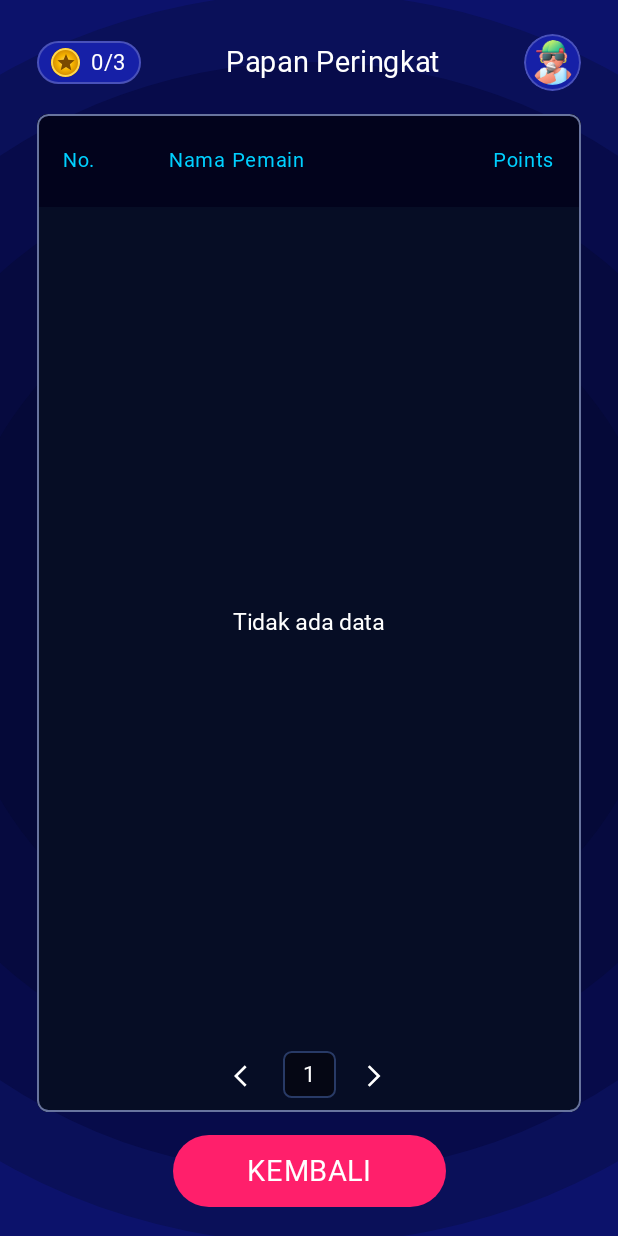
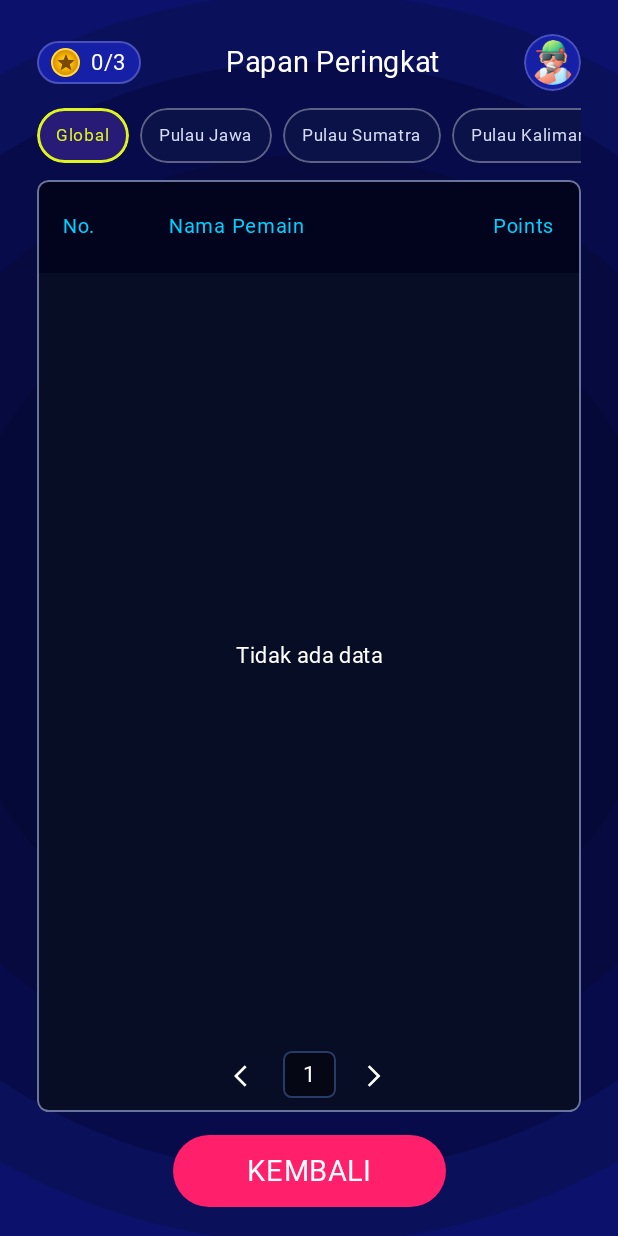
Before and after one commit to Zaidanalvi/LENTERA, an Android app built with Jetpack Compose: the LeaderboardScreen screen opened through its navigation route, on a phone screen of 412 x 824 dp. Run offline under Robolectric (Android 15) with nearby library versions, the phone set to English and light mode, and no system bars; our stand-ins replace Firebase (no records; nobody signed in at launch, a user with empty details on screens opened directly); Roboto replaces fonts that are not available here; 1 statement that could not run was skipped.

Commit message:
feat(leaderboard): tambah filter peringkat berdasarkan provinsi dan pulau asal pemain

```diff
--- a/app/src/main/java/com/kelompok8/lentera/core/model/Models.kt
+++ b/app/src/main/java/com/kelompok8/lentera/core/model/Models.kt
@@ -85,7 +85,8 @@ data class LeaderboardEntry(
     val rank: Int,
     val name: String,
     val totalScore: Int,
-    val avatarId: Int = 0
+    val avatarId: Int = 0,
+    val location: String = ""
 ) {
     val points: Int get() = totalScore
     val avatarRes: Int get() = when (Math.abs(avatarId) % 4) {
@@ -96,6 +97,41 @@ data class LeaderboardEntry(
     }
     val flagRes: Int get() = com.kelompok8.lentera.R.drawable.avatar1png
     val badgeRes: Int get() = com.kelompok8.lentera.R.drawable.coin
+}
+
+enum class OriginRegion(val displayName: String) {
+    JAWA("Pulau Jawa"),
+    SUMATRA("Pulau Sumatra"),
+    KALIMANTAN("Pulau Kalimantan"),
+    LAINNYA("Pulau Lainnya")
+}
+
+sealed interface LeaderboardFilter {
+    data object Global : LeaderboardFilter
+    data class MyProvince(val province: String) : LeaderboardFilter
+    data class ByRegion(val region: OriginRegion) : LeaderboardFilter
+}
+
+private val jawaProvinces = setOf(
+    "dki jakarta", "jawa barat", "banten", "jawa tengah", "di yogyakarta", "jawa timur"
+)
+private val sumatraProvinces = setOf(
+    "aceh", "sumatera utara", "sumatera barat", "riau", "kepulauan riau",
+    "jambi", "sumatera selatan", "kepulauan bangka belitung", "bengkulu", "lampung"
+)
+private val kalimantanProvinces = setOf(
+    "kalimantan barat", "kalimantan tengah", "kalimantan selatan", "kalimantan timur", "kalimantan utara"
+)
+
+fun originRegionOf(province: String): OriginRegion? {
+    val key = province.trim().lowercase()
+    if (key.isEmpty()) return null
+    return when (key) {
+        in jawaProvinces -> OriginRegion.JAWA
+        in sumatraProvinces -> OriginRegion.SUMATRA
+        in kalimantanProvinces -> OriginRegion.KALIMANTAN
+        else -> OriginRegion.LAINNYA
+    }
 }
 
 enum class GlossaryCategory(val displayName: String) {
--- a/app/src/main/java/com/kelompok8/lentera/core/navigation/LenteraNavHost.kt
+++ b/app/src/main/java/com/kelompok8/lentera/core/navigation/LenteraNavHost.kt
@@ -253,6 +253,9 @@ private fun LenteraNavHost(
                 currentPage = leaderBoardUiState.currentPage,
                 canGoPrev = leaderBoardUiState.canGoPrev,
                 canGoNext = leaderBoardUiState.canGoNext,
+                selectedFilter = leaderBoardUiState.selectedFilter,
+                userProvince = leaderBoardUiState.userProvince,
+                onSelectFilter = { leaderBoardViewModel.selectFilter(it) },
                 onPrevPage = { leaderBoardViewModel.prevPage() },
                 onNextPage = { leaderBoardViewModel.nextPage() },
                 onBack = { navController.popBackStack() }
--- a/app/src/main/java/com/kelompok8/lentera/leaderboard/FirebaseLeaderboardRepository.kt
+++ b/app/src/main/java/com/kelompok8/lentera/leaderboard/FirebaseLeaderboardRepository.kt
@@ -9,6 +9,11 @@ import com.google.firebase.firestore.SetOptions
 import com.kelompok8.lentera.core.data.LeaderboardRepository
 import com.kelompok8.lentera.core.data.LeaderboardResult
 import com.kelompok8.lentera.core.model.LeaderboardEntry
+import com.kelompok8.lentera.core.model.LeaderboardFilter
+import com.kelompok8.lentera.core.model.originRegionOf
+import kotlinx.coroutines.async
+import kotlinx.coroutines.awaitAll
+import kotlinx.coroutines.coroutineScope
 import kotlinx.coroutines.tasks.await
 
 class FirebaseLeaderboardRepository(
@@ -17,19 +22,51 @@ class FirebaseLeaderboardRepository(
 
     private val board get() = db.collection(COLLECTION)
 
-    override suspend fun getOverallLeaderboard(page: Int, pageSize: Int): LeaderboardResult {
+    override suspend fun getOverallLeaderboard(
+        page: Int,
+        pageSize: Int,
+        filter: LeaderboardFilter
+    ): LeaderboardResult = coroutineScope {
         val skip = (page - 1).coerceAtLeast(0) * pageSize
+        val fetchLimit = if (filter == LeaderboardFilter.Global) (skip + pageSize).coerceAtLeast(50) else 200
         val docs = board
             .orderBy(FIELD_TOTAL, Query.Direction.DESCENDING)
-            .limit((skip + pageSize).toLong())
+            .limit(fetchLimit.toLong())
             .get()
             .await()
             .documents
-        val ranked = rankByScore(docs.map { it.toEntry() })
-        val total = runCatching {
-            board.count().get(AggregateSource.SERVER).await().count.toInt()
-        }.getOrDefault(docs.size)
-        return LeaderboardResult(entries = ranked.drop(skip), totalCount = maxOf(total, docs.size))
+
+        val rawEntries = docs.map { it.toEntry() }
+        // Akun lama yang belum punya field location di koleksi leaderboard dilengkapi otomatis dari users/{uid}
+        val hydratedEntries = rawEntries.map { entry ->
+            async {
+                if (entry.location.isNotBlank()) return@async entry
+                val profileLocation = runCatching {
+                    db.collection("users").document(entry.uid).get().await().getString("location").orEmpty()
+                }.getOrDefault("")
+                if (profileLocation.isNotBlank()) {
+                    runCatching {
+                        board.document(entry.uid).set(mapOf("location" to profileLocation), SetOptions.merge()).await()
+                    }
+                    entry.copy(location = profileLocation)
+                } else {
+                    entry
+                }
+            }
+        }.awaitAll()
+
+        val ranked = filterAndRankEntries(hydratedEntries, filter)
+        val total = if (filter == LeaderboardFilter.Global) {
+            runCatching {
+                board.count().get(AggregateSource.SERVER).await().count.toInt()
+            }.getOrDefault(ranked.size)
+        } else {
+            ranked.size
+        }
+        LeaderboardResult(
+            entries = ranked.drop(skip).take(pageSize),
+            totalCount = maxOf(total, ranked.size)
+        )
     }
 
     override suspend fun syncPlayer(uid: String) {
@@ -45,6 +82,7 @@ class FirebaseLeaderboardRepository(
                 "uid" to uid,
                 "name" to (profile.getString("name") ?: "Pemain"),
                 "avatarId" to (profile.getLong("avatarId") ?: 0L),
+                "location" to profile.getString("location").orEmpty(),
                 FIELD_TOTAL to totalScore,
                 "updatedAt" to FieldValue.serverTimestamp()
             ),
@@ -57,13 +95,32 @@ class FirebaseLeaderboardRepository(
         rank = 0,
         name = getString("name") ?: "Pemain",
         totalScore = getLong(FIELD_TOTAL)?.toInt() ?: 0,
-        avatarId = getLong("avatarId")?.toInt() ?: 0
+        avatarId = getLong("avatarId")?.toInt() ?: 0,
+        location = getString("location").orEmpty()
     )
 
     companion object {
         const val COLLECTION = "leaderboard"
         const val FIELD_TOTAL = "totalScore"
     }
+}
+
+internal fun filterAndRankEntries(
+    sortedEntries: List<LeaderboardEntry>,
+    filter: LeaderboardFilter
+): List<LeaderboardEntry> {
+    val filtered = when (filter) {
+        LeaderboardFilter.Global -> sortedEntries
+        is LeaderboardFilter.MyProvince -> {
+            val target = filter.province.trim()
+            if (target.isEmpty()) emptyList()
+            else sortedEntries.filter { it.location.trim().equals(target, ignoreCase = true) }
+        }
+        is LeaderboardFilter.ByRegion -> {
+            sortedEntries.filter { originRegionOf(it.location) == filter.region }
+        }
+    }
+    return rankByScore(filtered)
 }
 
 internal fun rankByScore(sorted: List<LeaderboardEntry>): List<LeaderboardEntry> {
--- a/app/src/main/java/com/kelompok8/lentera/leaderboard/LeaderboardScreen.kt
+++ b/app/src/main/java/com/kelompok8/lentera/leaderboard/LeaderboardScreen.kt
@@ -4,6 +4,8 @@ import androidx.compose.foundation.BorderStroke
 import androidx.compose.foundation.Image
 import androidx.compose.foundation.background
 import androidx.compose.foundation.border
+import androidx.compose.foundation.clickable
+import androidx.compose.foundation.horizontalScroll
 import androidx.compose.foundation.layout.Arrangement
 import androidx.compose.foundation.layout.Box
 import androidx.compose.foundation.layout.Column
@@ -18,6 +20,7 @@ import androidx.compose.foundation.layout.size
 import androidx.compose.foundation.layout.width
 import androidx.compose.foundation.lazy.LazyColumn
 import androidx.compose.foundation.lazy.items
+import androidx.compose.foundation.rememberScrollState
 import androidx.compose.foundation.shape.RoundedCornerShape
 import androidx.compose.material3.CircularProgressIndicator
 import androidx.compose.material3.Icon
@@ -42,8 +45,11 @@ import androidx.compose.ui.unit.sp
 import androidx.lifecycle.viewmodel.compose.viewModel
 import com.kelompok8.lentera.R
 import com.kelompok8.lentera.core.model.LeaderboardEntry
+import com.kelompok8.lentera.core.model.LeaderboardFilter
+import com.kelompok8.lentera.core.model.OriginRegion
 import com.kelompok8.lentera.core.ui.Header
 import com.kelompok8.lentera.core.ui.PinkButton
+import com.kelompok8.lentera.ui.theme.LenteraLime
 import com.kelompok8.lentera.ui.theme.mPlus1p
 
 // PJ: Hilal — leaderboard keseluruhan
@@ -54,6 +60,9 @@ fun LeaderboardScreen(
     currentPage: Int = 1,
     canGoPrev: Boolean = false,
     canGoNext: Boolean = false,
+    selectedFilter: LeaderboardFilter = LeaderboardFilter.Global,
+    userProvince: String = "",
+    onSelectFilter: (LeaderboardFilter) -> Unit = {},
     onPrevPage: () -> Unit,
     onNextPage: () -> Unit,
     onBack: () -> Unit,
@@ -66,7 +75,15 @@ fun LeaderboardScreen(
     ) {
         Header("Papan Peringkat", 50, R.drawable.avatar1png)
 
-        Spacer(Modifier.height(16.dp))
+        Spacer(Modifier.height(12.dp))
+
+        LeaderboardFilterRow(
+            selectedFilter = selectedFilter,
+            userProvince = userProvince,
+            onSelectFilter = onSelectFilter
+        )
+
+        Spacer(Modifier.height(12.dp))
 
         Column(
             verticalArrangement = Arrangement.Top,
@@ -97,10 +114,16 @@ fun LeaderboardScreen(
                     contentAlignment = Alignment.Center
                 ) {
                     Text(
-                        text = "Tidak ada data",
+                        text = if (selectedFilter != LeaderboardFilter.Global) {
+                            "Belum ada pemain dari wilayah ini"
+                        } else {
+                            "Tidak ada data"
+                        },
                         color = Color.White,
                         fontFamily = mPlus1p,
-                        fontSize = 16.sp
+                        fontSize = 15.sp,
+                        textAlign = TextAlign.Center,
+                        modifier = Modifier.padding(horizontal = 16.dp)
                     )
                 }
             } else {
@@ -135,6 +158,58 @@ fun LeaderboardScreen(
                 text = "Kembali",
                 onClick = onBack,
             )
+        }
+    }
+}
+
+@Composable
+private fun LeaderboardFilterRow(
+    selectedFilter: LeaderboardFilter,
+    userProvince: String,
+    onSelectFilter: (LeaderboardFilter) -> Unit
+) {
+    val options = buildList<Pair<String, LeaderboardFilter>> {
+        add("Global" to LeaderboardFilter.Global)
+        if (userProvince.isNotBlank()) {
+            add("Daerahku ($userProvince)" to LeaderboardFilter.MyProvince(userProvince))
+        }
+        OriginRegion.entries.forEach { region ->
+            val label = if (region == OriginRegion.LAINNYA) "Lainnya" else region.displayName
+            add(label to LeaderboardFilter.ByRegion(region))
+        }
+    }
+
+    Row(
+        modifier = Modifier
+            .fillMaxWidth(0.88f)
+            .horizontalScroll(rememberScrollState()),
+        horizontalArrangement = Arrangement.spacedBy(8.dp),
+        verticalAlignment = Alignment.CenterVertically
+    ) {
+        options.forEach { (label, filter) ->
+            val selected = selectedFilter == filter
+            val shape = RoundedCornerShape(50)
+            Box(
+                modifier = Modifier
+                    .clip(shape)
+                    .background(if (selected) Color(0xFF281B78) else Color(0xFF0A1248))
+                    .border(
+                        width = if (selected) 1.5.dp else 1.dp,
+                        color = if (selected) LenteraLime else Color(0x55FFFFFF),
+                        shape = shape
+                    )
+                    .clickable { onSelectFilter(filter) }
+                    .padding(horizontal = 13.dp, vertical = 7.dp)
+            ) {
+                Text(
+                    text = label,
+                    color = if (selected) LenteraLime else Color(0xFFD6DCF5),
+                    fontFamily = mPlus1p,
+                    fontSize = 12.sp,
+                    fontWeight = FontWeight.Bold,
+                    maxLines = 1
+                )
+            }
         }
     }
 }
@@ -200,9 +275,8 @@ private fun LeaderboardRow(entry: LeaderboardEntry) {
 
         Row(
             modifier = Modifier
-                .weight(0.44f)
-                .padding(start = 6.dp)
-                .offset(x = 11.dp),
+                .weight(1f)
+                .padding(start = 8.dp),
             verticalAlignment = Alignment.CenterVertically
         ) {
             Box(modifier = Modifier.size(44.dp)) {
@@ -220,15 +294,28 @@ private fun LeaderboardRow(entry: LeaderboardEntry) {
 
             Spacer(modifier = Modifier.width(10.dp))
 
+            Column(modifier = Modifier.weight(1f)) {
                 Text(
                     text = entry.name,
                     color = Color.White,
                     fontFamily = mPlus1p,
-                fontSize = 17.sp,
+                    fontSize = 16.sp,
                     fontWeight = FontWeight.Bold,
                     maxLines = 1,
                     overflow = TextOverflow.Ellipsis
                 )
+                if (entry.location.isNotBlank()) {
+                    Text(
+                        text = entry.location,
+                        color = Color(0xFF8CA5E8),
+                        fontFamily = mPlus1p,
+                        fontSize = 11.sp,
+                        fontWeight = FontWeight.Medium,
+                        maxLines = 1,
+                        overflow = TextOverflow.Ellipsis
+                    )
+                }
+            }
         }
 
         Text(
@@ -238,9 +325,7 @@ private fun LeaderboardRow(entry: LeaderboardEntry) {
             fontSize = 18.sp,
             fontWeight = FontWeight.Bold,
             textAlign = TextAlign.End,
-            modifier = Modifier
-                .weight(0.22f)
-                .padding(end = 8.dp)
+            modifier = Modifier.padding(start = 8.dp, end = 10.dp)
         )
     }
 }
--- a/app/src/main/java/com/kelompok8/lentera/leaderboard/LeaderboardViewModel.kt
+++ b/app/src/main/java/com/kelompok8/lentera/leaderboard/LeaderboardViewModel.kt
@@ -4,7 +4,9 @@ import androidx.lifecycle.ViewModel
 import androidx.lifecycle.viewModelScope
 import com.kelompok8.lentera.core.data.AppContainer
 import com.kelompok8.lentera.core.data.LeaderboardRepository
+import com.kelompok8.lentera.core.data.UserSession
 import com.kelompok8.lentera.core.model.LeaderboardEntry
+import com.kelompok8.lentera.core.model.LeaderboardFilter
 import kotlinx.coroutines.flow.MutableStateFlow
 import kotlinx.coroutines.flow.StateFlow
 import kotlinx.coroutines.flow.asStateFlow
@@ -18,13 +20,19 @@ data class LeaderboardUiState(
     val totalPages: Int = 1,
     val canGoPrev: Boolean = false,
     val canGoNext: Boolean = false,
+    val selectedFilter: LeaderboardFilter = LeaderboardFilter.Global,
+    val userProvince: String = "",
     val errorMessage: String? = null
 )
 
 class LeaderboardViewModel(
     private val repository: LeaderboardRepository = AppContainer.leaderboardRepository,
     private val pageSize: Int = 10,
-    private val currentUid: () -> String? = { AppContainer.authRepository.currentUser()?.uid }
+    private val currentUid: () -> String? = { AppContainer.authRepository.currentUser()?.uid },
+    private val loadUserProvince: suspend () -> String = {
+        UserSession.profile.value?.location?.takeIf { it.isNotBlank() }
+            ?: AppContainer.authRepository.getProfile()?.location.orEmpty()
+    }
 ) : ViewModel() {
 
     private val _uiState = MutableStateFlow(LeaderboardUiState(isLoading = true))
@@ -32,17 +40,31 @@ class LeaderboardViewModel(
 
     init {
         viewModelScope.launch {
+            val province = runCatching { loadUserProvince() }.getOrDefault("")
+            if (province.isNotBlank()) {
+                _uiState.update { it.copy(userProvince = province) }
+            }
             currentUid()?.let { uid -> runCatching { repository.syncPlayer(uid) } }
-            loadPage(1)
+            loadPage(1, _uiState.value.selectedFilter)
         }
     }
 
-    fun loadPage(page: Int) {
+    fun selectFilter(filter: LeaderboardFilter) {
+        if (_uiState.value.selectedFilter == filter && !_uiState.value.isLoading) return
+        _uiState.update { it.copy(selectedFilter = filter) }
+        loadPage(1, filter)
+    }
+
+    fun loadPage(page: Int, filter: LeaderboardFilter = _uiState.value.selectedFilter) {
         val targetPage = page.coerceAtLeast(1)
         viewModelScope.launch {
-            _uiState.update { it.copy(isLoading = true, errorMessage = null) }
+            _uiState.update { it.copy(isLoading = true, selectedFilter = filter, errorMessage = null) }
             try {
-                val result = repository.getOverallLeaderboard(page = targetPage, pageSize = pageSize)
+                val result = repository.getOverallLeaderboard(
+                    page = targetPage,
+                    pageSize = pageSize,
+                    filter = filter
+                )
                 val totalCount = result.totalCount
                 val computedTotalPages = ((totalCount + pageSize - 1) / pageSize).coerceAtLeast(1)
                 _uiState.update {
--- a/app/src/main/java/com/kelompok8/lentera/profile/ProfileViewModel.kt
+++ b/app/src/main/java/com/kelompok8/lentera/profile/ProfileViewModel.kt
@@ -107,6 +107,7 @@ class EditProfileViewModel(
             auth.updateProfile(name.trim(), gender, location, avatarId)
                 .onSuccess { user ->
                     UserSession.set(user)
+                    launch { runCatching { AppContainer.leaderboardRepository.syncPlayer(user.uid) } }
                     _uiState.update { it.copy(isSaving = false, saved = true) }
                 }
                 .onFailure {
```
Also changed, not shown: app/src/main/java/com/kelompok8/lentera/core/data/LeaderboardRepositoryImpl.kt (+6 -1 lines), app/src/main/java/com/kelompok8/lentera/core/data/Repositories.kt (+6 -1 lines), 1 other file. Lines whose indentation alone changed are shown as unchanged.
